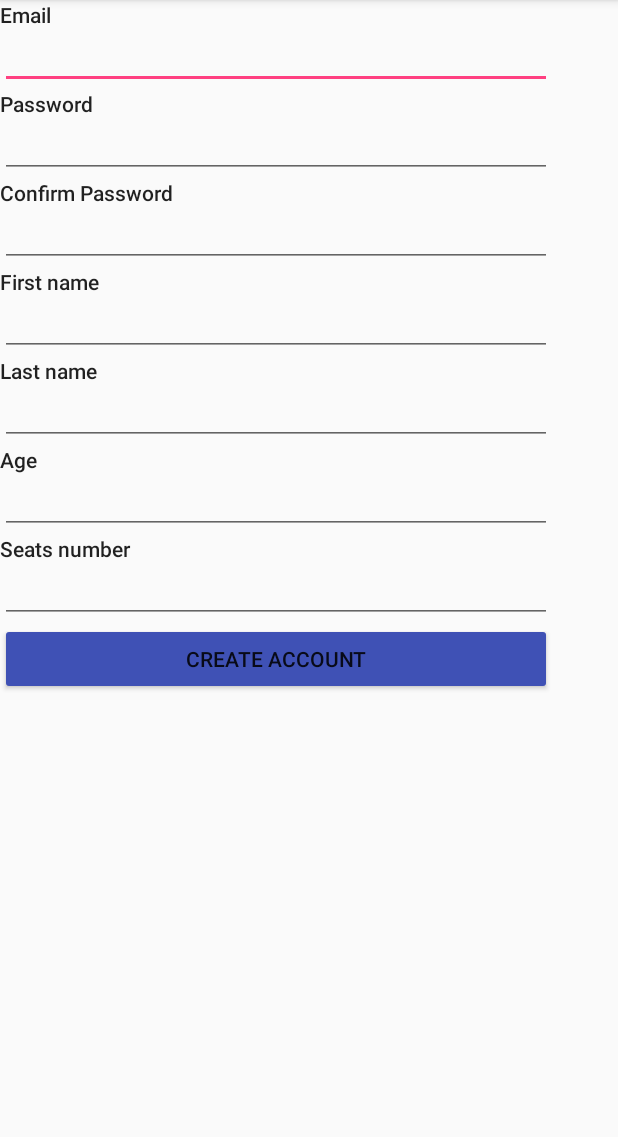
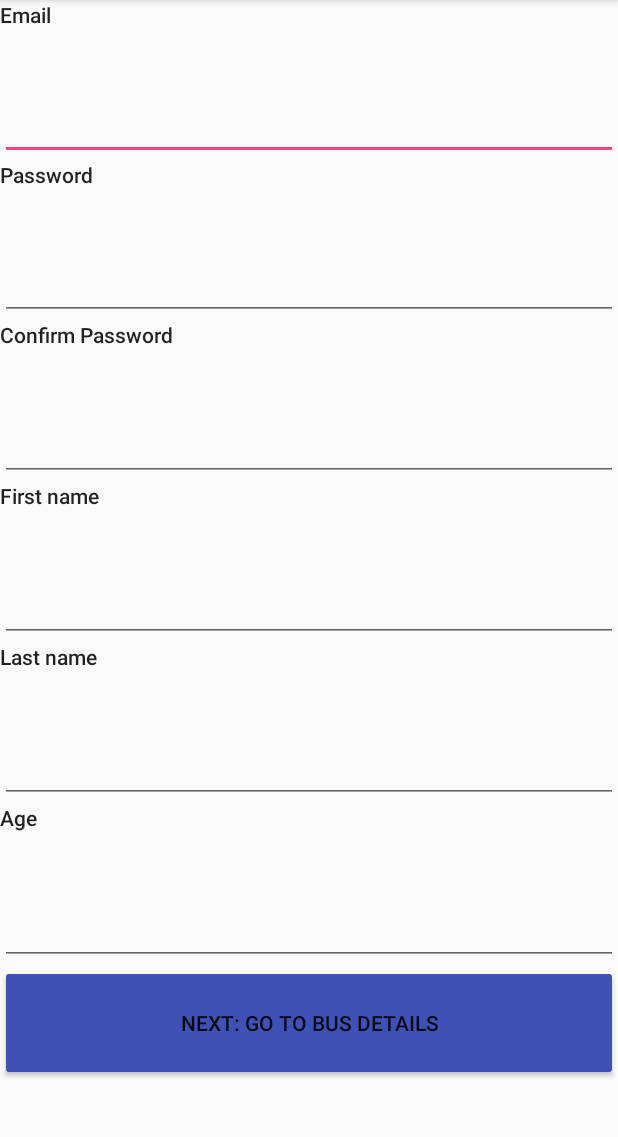
Before and after one commit to Vityoube/MagisterProject, an Android app: the screen it shows after launch (SignupActivity), after a tap on "SIGN UP AS A DRIVER", on a phone screen of 412 x 824 dp, the part 84-1221 px from its top. Run offline under Robolectric (Android 15) with nearby library versions, the phone set to English and light mode, and no system bars; our stand-ins replace Firebase (no records; nobody signed in at launch, a user with empty details on screens opened directly).

Commit message:
Bus Details (number of seats, trunk, salon trunk, minimum number of seats) can be set on registration.

```diff
--- a/app/src/main/res/layout/activity_driver_signup.xml
+++ b/app/src/main/res/layout/activity_driver_signup.xml
@@ -7,24 +7,27 @@
     tools:context="vkalashnykov.org.busapplication.SignupActivity">
 
     <LinearLayout
-        android:layout_width="368dp"
-        android:layout_height="495dp"
+        android:layout_width="match_parent"
+        android:layout_height="match_parent"
         android:orientation="vertical"
         tools:layout_editor_absoluteX="8dp"
-        tools:layout_editor_absoluteY="8dp">
+        tools:layout_editor_absoluteY="8dp"
+        android:weightSum="1">
 
 
         <TextView
             android:id="@+id/usernameLabel"
             android:layout_width="match_parent"
-            android:layout_height="wrap_content"
+            android:layout_height="0dp"
+            android:layout_weight="0.05"
             android:text="@string/email"
             android:textAppearance="@style/TextAppearance.AppCompat.Body2" />
 
         <EditText
             android:id="@+id/usernameInput"
             android:layout_width="match_parent"
-            android:layout_height="wrap_content"
+            android:layout_height="0dp"
+            android:layout_weight="0.09"
             android:ems="10"
             android:inputType="text"
             android:textAppearance="@style/TextAppearance.AppCompat.Body2" />
@@ -32,14 +35,16 @@
         <TextView
             android:id="@+id/Password"
             android:layout_width="match_parent"
-            android:layout_height="wrap_content"
+            android:layout_height="0dp"
+            android:layout_weight="0.05"
             android:text="@string/password"
             android:textAppearance="@style/TextAppearance.AppCompat.Body2" />
 
         <EditText
             android:id="@+id/passwordInput"
             android:layout_width="match_parent"
-            android:layout_height="wrap_content"
+            android:layout_height="0dp"
+            android:layout_weight="0.09"
             android:ems="10"
             android:inputType="textPassword"
             android:textAppearance="@style/TextAppearance.AppCompat.Body2" />
@@ -47,14 +52,16 @@
         <TextView
             android:id="@+id/password2"
             android:layout_width="match_parent"
-            android:layout_height="wrap_content"
+            android:layout_height="0dp"
+            android:layout_weight="0.05"
             android:text="@string/password2"
             android:textAppearance="@style/TextAppearance.AppCompat.Body2" />
 
         <EditText
             android:id="@+id/passwordInput2"
             android:layout_width="match_parent"
-            android:layout_height="wrap_content"
+            android:layout_height="0dp"
+            android:layout_weight="0.09"
             android:ems="10"
             android:inputType="textPassword"
             android:textAppearance="@style/TextAppearance.AppCompat.Body2" />
@@ -62,14 +69,16 @@
         <TextView
             android:id="@+id/name"
             android:layout_width="match_parent"
-            android:layout_height="wrap_content"
+            android:layout_height="0dp"
+            android:layout_weight="0.05"
             android:text="@string/firstName"
             android:textAppearance="@style/TextAppearance.AppCompat.Body2" />
 
         <EditText
             android:id="@+id/firstNameInput"
             android:layout_width="match_parent"
-            android:layout_height="wrap_content"
+            android:layout_height="0dp"
+            android:layout_weight="0.09"
             android:ems="10"
             android:inputType="textPersonName"
             android:textAppearance="@style/TextAppearance.AppCompat.Body2" />
@@ -77,14 +86,16 @@
         <TextView
             android:id="@+id/lastName"
             android:layout_width="match_parent"
-            android:layout_height="wrap_content"
+            android:layout_height="0dp"
+            android:layout_weight="0.05"
             android:text="@string/lastName"
             android:textAppearance="@style/TextAppearance.AppCompat.Body2" />
 
         <EditText
             android:id="@+id/lastNameInput"
             android:layout_width="match_parent"
-            android:layout_height="wrap_content"
+            android:layout_height="0dp"
+            android:layout_weight="0.09"
             android:ems="10"
             android:inputType="textPersonName"
             android:textAppearance="@style/TextAppearance.AppCompat.Body2" />
@@ -92,40 +103,27 @@
         <TextView
             android:id="@+id/age"
             android:layout_width="match_parent"
-            android:layout_height="wrap_content"
+            android:layout_height="0dp"
+            android:layout_weight="0.05"
             android:text="@string/age"
             android:textAppearance="@style/TextAppearance.AppCompat.Body2" />
 
         <EditText
             android:id="@+id/ageInput"
             android:layout_width="match_parent"
-            android:layout_height="wrap_content"
+            android:layout_height="0dp"
+            android:layout_weight="0.09"
             android:ems="10"
             android:inputType="number"
             android:textAppearance="@style/TextAppearance.AppCompat.Body2" />
-
-        <TextView
-            android:id="@+id/busSize"
+        <Button
+            android:id="@+id/goToBusDetails"
             android:layout_width="match_parent"
-            android:layout_height="wrap_content"
-            android:text="@string/busSeatsSize"
-            android:textAppearance="@style/TextAppearance.AppCompat.Body2" />
-
-        <EditText
-            android:id="@+id/busSizeInput"
-            android:layout_width="match_parent"
-            android:layout_height="wrap_content"
-            android:ems="10"
-            android:inputType="number"
-            android:textAppearance="@style/TextAppearance.AppCompat.Body2" />
-
-        <Button
-            android:id="@+id/signupButton"
-            android:layout_width="match_parent"
-            android:layout_height="wrap_content"
+            android:layout_height="0dp"
+            android:layout_weight="0.1"
             android:backgroundTint="@color/colorPrimary"
-            android:onClick="signupDriver"
-            android:text="@string/create_account" />
+            android:onClick="goToBusDetails"
+            android:text="@string/goToBusDetails" />
 
     </LinearLayout>
 </android.support.constraint.ConstraintLayout>
--- a/app/src/main/res/values/strings.xml
+++ b/app/src/main/res/values/strings.xml
@@ -54,5 +54,6 @@
     <string name="minimumSeatsNumberShortened">Min seats number</string>
     <string name="modify">Modify</string>
     <string name="allSeats">General seats</string>
+    <string name="goToBusDetails">Next: go to Bus Details</string>
 
 </resources>
```
Also changed, not shown: app/src/main/java/vkalashnykov/org/busapplication/SignupActivity.java (+85 -34 lines), app/src/main/java/vkalashnykov/org/busapplication/api/domain/Driver.java (+22 -6 lines), app/src/main/res/layout/driver_bus_details_signup.xml (added, +87 -0 lines), 1 other file.
